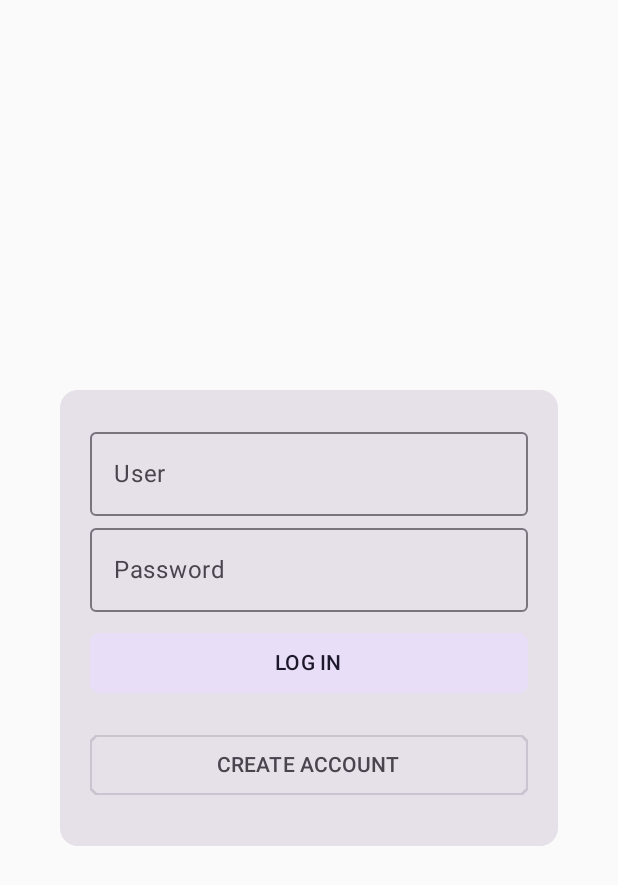
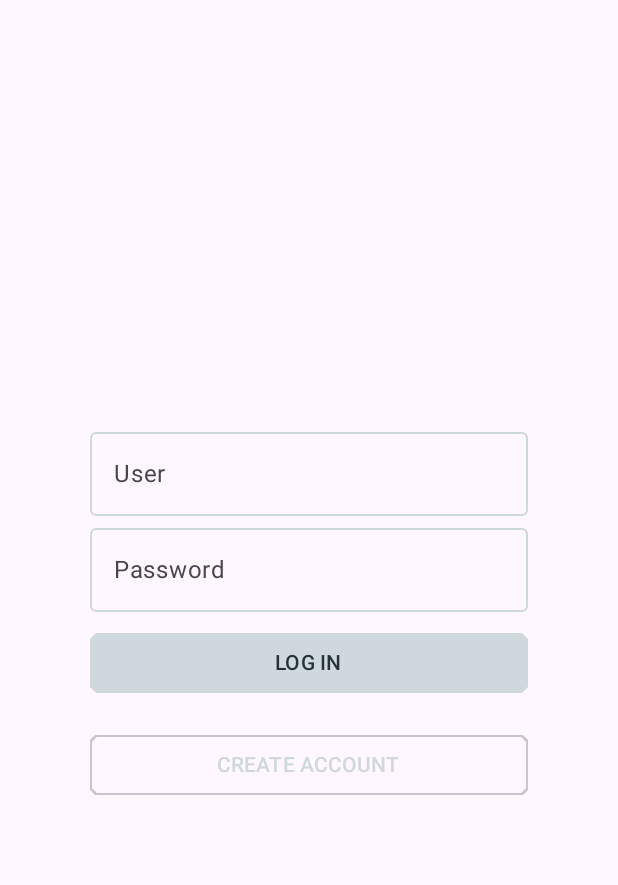
Before and after one commit to MerczA/WorkClass, an Android app built with Jetpack Compose: the LoginScreen screen opened through its navigation route, after a tap on "LOG IN", on a phone screen of 412 x 824 dp. Shown: the top 885 px of the screen. Run offline under Robolectric (Android 15) with nearby library versions, the light colour scheme and no system bars; pictures from the network do not load.

Commit message:
Change colors form screen login

```diff
--- a/app/src/main/java/com/example/workclass/ui/screens/LoginScreen.kt
+++ b/app/src/main/java/com/example/workclass/ui/screens/LoginScreen.kt
@@ -1,5 +1,8 @@
 package com.example.workclass.ui.screens
 
+import android.content.Context
+import android.widget.Toast
+import androidx.compose.foundation.background
 import androidx.compose.foundation.layout.Arrangement
 import androidx.compose.foundation.layout.Column
 import androidx.compose.foundation.layout.fillMaxSize
@@ -8,10 +11,14 @@ import androidx.compose.foundation.layout.padding
 import androidx.compose.foundation.rememberScrollState
 import androidx.compose.foundation.shape.CutCornerShape
 import androidx.compose.foundation.verticalScroll
+import androidx.compose.material3.ButtonDefaults
 import androidx.compose.material3.Card
+import androidx.compose.material3.CardDefaults
 import androidx.compose.material3.FilledTonalButton
+import androidx.compose.material3.MaterialTheme
 import androidx.compose.material3.OutlinedButton
 import androidx.compose.material3.OutlinedTextField
+import androidx.compose.material3.OutlinedTextFieldDefaults
 import androidx.compose.material3.Text
 import androidx.compose.runtime.Composable
 import androidx.compose.runtime.getValue
@@ -21,7 +28,9 @@ import androidx.compose.runtime.setValue
 import androidx.compose.ui.Alignment
 import androidx.navigation.NavHostController
 import androidx.compose.ui.Modifier
+import androidx.compose.ui.graphics.Color
 import androidx.compose.ui.layout.ContentScale
+import androidx.compose.ui.platform.LocalContext
 import androidx.compose.ui.unit.dp
 import coil.compose.AsyncImage
 
@@ -32,6 +41,7 @@ fun LoginScreen(navHostController: NavHostController){
     Column (
         modifier = Modifier
             .fillMaxSize()
+            .background(MaterialTheme.colorScheme.background)
             .verticalScroll((rememberScrollState())),
         horizontalAlignment = Alignment.CenterHorizontally,
         verticalArrangement = Arrangement.SpaceEvenly
@@ -43,7 +53,12 @@ fun LoginScreen(navHostController: NavHostController){
 
 @Composable
 fun LoginForm(){
+    val context = LocalContext.current
     Card(
+        colors = CardDefaults.cardColors(
+            contentColor = Color.White,
+            containerColor = MaterialTheme.colorScheme.surface
+        ),
         modifier = Modifier. padding(40.dp,0.dp)
 
     ) {
@@ -64,7 +79,14 @@ fun LoginForm(){
                 value = user,
                 maxLines = 1,
                 onValueChange = { user = it },
-                label = { Text("User")}
+                label = { Text("User")},
+                colors = OutlinedTextFieldDefaults.colors(
+                    unfocusedBorderColor = MaterialTheme.colorScheme.primary,
+                    focusedBorderColor = MaterialTheme.colorScheme.secondary,
+                    unfocusedContainerColor = Color.Transparent,
+                    unfocusedTextColor = Color.White,
+                    focusedTextColor = Color.White
+                )
 
             )
 
@@ -73,17 +95,32 @@ fun LoginForm(){
                 value = password,
                 maxLines = 1,
                 onValueChange = { password = it },
-                label = { Text("Password")}
+                label = { Text("Password")},
+                colors = OutlinedTextFieldDefaults.colors(
+                    unfocusedBorderColor = MaterialTheme.colorScheme.primary,
+                    focusedBorderColor = MaterialTheme.colorScheme.secondary,
+                    unfocusedContainerColor = Color.Transparent,
+                    unfocusedTextColor = Color.White,
+                    focusedTextColor = Color.White
+                )
 
             )
             FilledTonalButton(
+                colors = ButtonDefaults.buttonColors(
+                    containerColor = MaterialTheme.colorScheme.primary,
+                    contentColor = MaterialTheme.colorScheme.secondary
+                ),
                 modifier = Modifier.fillMaxWidth().padding(0.dp,10.dp),
                 shape = CutCornerShape(4.dp),
-                onClick = {}
+                onClick = { TryLogin(user,password,context)}
             ) {
                 Text("LOG IN")
             }
             OutlinedButton (
+                colors = ButtonDefaults.buttonColors(
+                    containerColor = Color.Transparent,
+                    contentColor = MaterialTheme.colorScheme.primary
+                ),
                 modifier = Modifier.fillMaxWidth().padding(0.dp,10.dp),
                 shape = CutCornerShape(4.dp),
                 onClick = {}
@@ -94,3 +131,13 @@ fun LoginForm(){
         }
     }
 }
+fun TryLogin(user:String,password:String,context:Context){
+    if (user == "" || password == ""){
+        Toast.makeText(
+            context,
+            "User or Password cannot by empty",
+            Toast.LENGTH_SHORT
+        ).show()
+    }else{}
+
+}
```
Also changed, not shown: app/build.gradle.kts (+16 -0 lines), app/src/main/java/com/example/workclass/data/model/UserModel.kt (added, +9 -0 lines), app/src/main/java/com/example/workclass/ui/theme/Theme.kt (+5 -3 lines), gradle/libs.versions.toml (+11 -0 lines).
